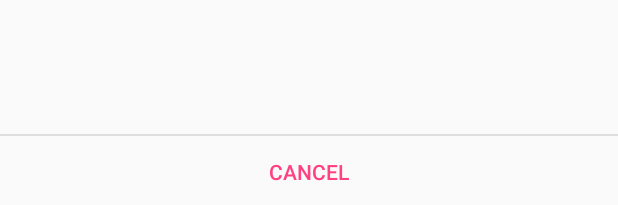
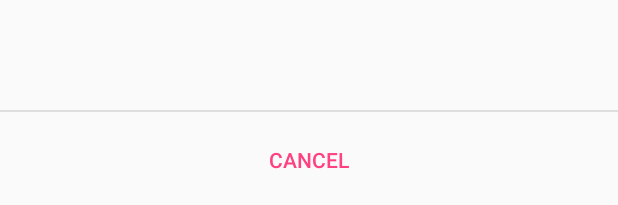
Before and after one commit to icerrate/BakingApp, an Android app: the layout fragment_home_widget_configure.xml on its own in the app's theme, with its tools: preview values and no code run, on a phone screen of 412 x 824 dp. Shown: the part 1028-1233 px from the top of the screen. Run offline under Robolectric (Android 15) with nearby library versions, the phone set to English and light mode, and no system bars.

Commit message:
Using cancel button in widget configure activity

```diff
--- a/app/src/main/res/layout/fragment_home_widget_configure.xml
+++ b/app/src/main/res/layout/fragment_home_widget_configure.xml
@@ -36,7 +36,7 @@
         android:id="@+id/cancel"
         style="@style/Widget.AppCompat.Button.Borderless"
         android:layout_width="match_parent"
-        android:layout_height="wrap_content"
+        android:layout_height="?android:attr/listPreferredItemHeight"
         android:text="@string/action_cancel"
         android:textColor="@color/colorAccent"
         android:background="?android:selectableItemBackground"
```
Also changed, not shown: app/src/main/java/com/icerrate/bakingapp/view/widget/HomeWidgetConfigureFragment.java (+11 -1 lines).
